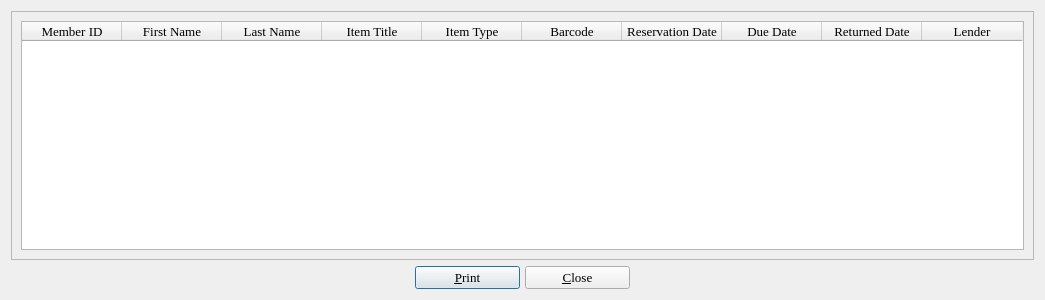
textbrowser/biblioteq, file history.ui: the form before one commit.
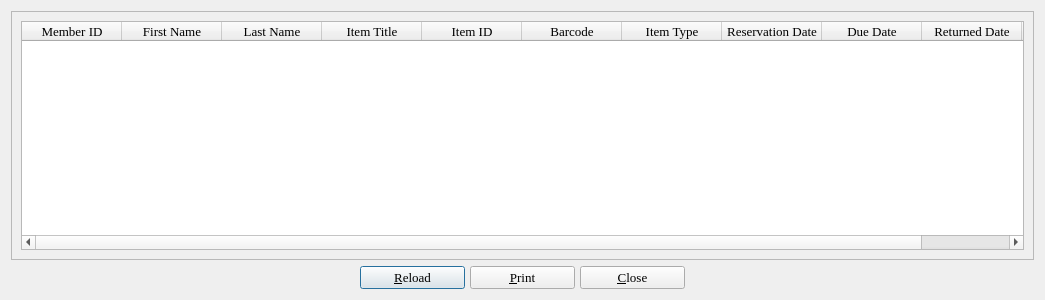
The form after the commit. Icons and pictures are not drawn.

Commit message: History support.

Patch:
```diff
--- a/history.ui
+++ b/history.ui
@@ -94,7 +94,7 @@
         </column>
         <column>
          <property name="text" >
-          <string>Item Type</string>
+          <string>Item ID</string>
          </property>
         </column>
         <column>
@@ -102,6 +102,11 @@
           <string>Barcode</string>
          </property>
         </column>
+        <column>
+         <property name="text" >
+          <string>Item Type</string>
+         </property>
+        </column>
         <column>
          <property name="text" >
           <string>Reservation Date</string>
@@ -145,6 +150,22 @@
        </property>
       </spacer>
      </item>
+     <item>
+      <widget class="QPushButton" name="reloadButton" >
+       <property name="minimumSize" >
+        <size>
+         <width>105</width>
+         <height>0</height>
+        </size>
+       </property>
+       <property name="text" >
+        <string>&amp;Reload</string>
+       </property>
+       <property name="icon" >
+        <iconset>icons.d/16x16/reload.png</iconset>
+       </property>
+      </widget>
+     </item>
      <item>
       <widget class="QPushButton" name="printButton" >
        <property name="minimumSize" >
```
Left out of the diff: 20 changed lines with no effect on the pictures. The commit also changes 15 other files.
